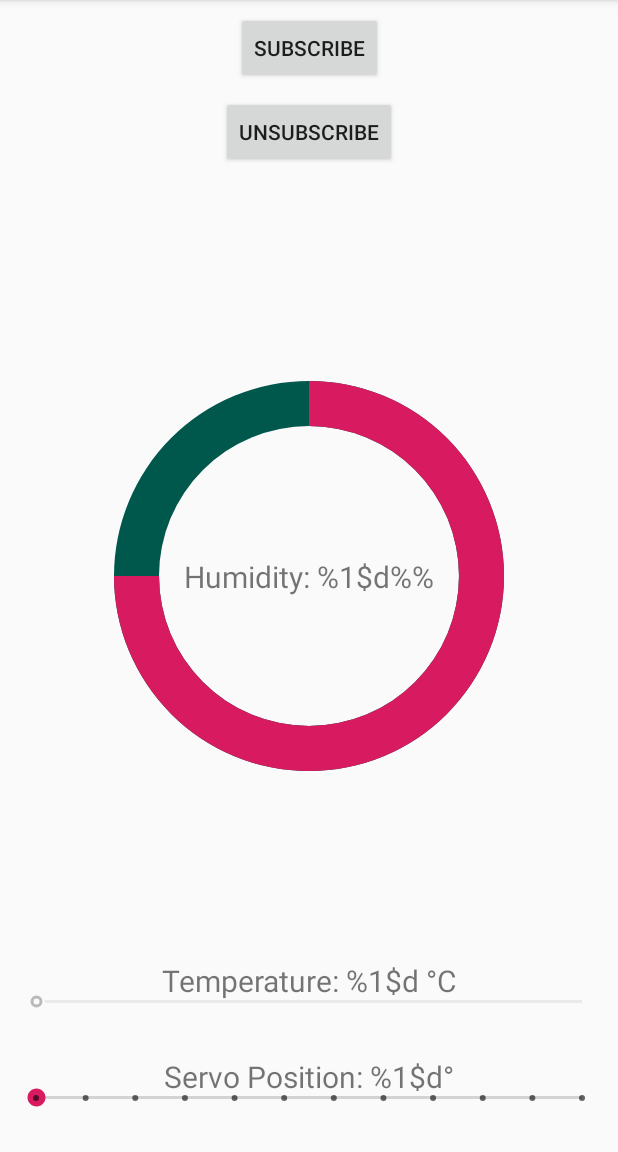
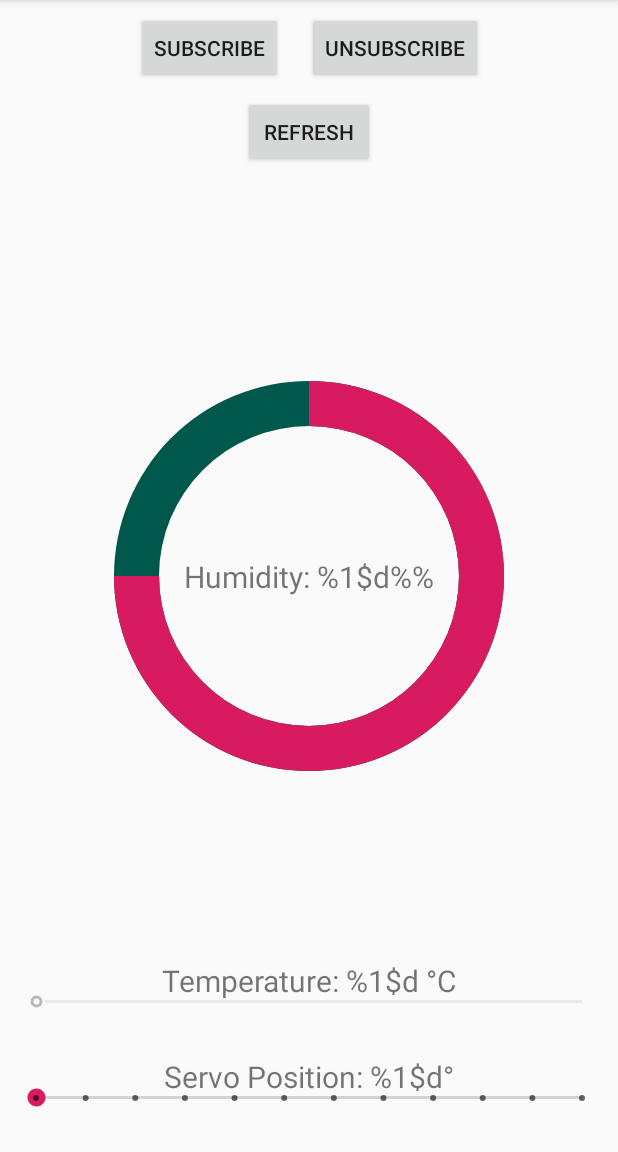
Before and after one commit to tothalex95/RoomController, an Android app: the screen it shows after launch (MainActivity), on a phone screen of 412 x 824 dp, the part 84-1236 px from its top. Run offline under Robolectric (Android 15) with nearby library versions, the phone set to English and light mode, and no system bars; our stand-ins replace Firebase (no records; nobody signed in at launch, a user with empty details on screens opened directly), RxJava; 3 statements that could not run were skipped.

Commit message:
refresh function

```diff
--- a/app/src/main/java/hu/miskolc/uni/iit/roomcontroller/MainActivity.kt
+++ b/app/src/main/java/hu/miskolc/uni/iit/roomcontroller/MainActivity.kt
@@ -69,6 +69,7 @@
 
         subscribeButton.setOnClickListener(subscribeButtonOnClickListener)
         unsubscribeButton.setOnClickListener(unsubscribeButtonOnClickListener)
+        refreshButton.setOnClickListener(refreshButtonOnClickListener)
 
         servoPositionSeekBar.setOnSeekBarChangeListener(object : SeekBar.OnSeekBarChangeListener {
             override fun onProgressChanged(seekBar: SeekBar?, progress: Int, fromUser: Boolean) = Unit
@@ -146,6 +147,11 @@
                 }
     }
 
+    private val refreshButtonOnClickListener = View.OnClickListener {
+        measurementViewModel.refreshMeasurement()
+        servoViewModel.refreshServoPosition()
+    }
+
     override fun getLifecycle(): Lifecycle {
         return lifecycleRegistry
     }
--- a/app/src/main/java/hu/miskolc/uni/iit/roomcontroller/presentation/viewmodel/MeasurementViewModel.kt
+++ b/app/src/main/java/hu/miskolc/uni/iit/roomcontroller/presentation/viewmodel/MeasurementViewModel.kt
@@ -13,14 +13,18 @@
 
     private val measurement: MutableLiveData<Measurement> by lazy {
         MutableLiveData<Measurement>().also {
-            getMeasurement(
-                onSuccess = {measurement.value = it},
-                onError = {},
-                params = Any()
-            )
+            refreshMeasurement()
         }
     }
 
     fun measurement(): LiveData<Measurement> = measurement
 
+    fun refreshMeasurement() {
+        getMeasurement(
+                onSuccess = {measurement.value = it},
+                onError = {},
+                params = Any()
+        )
+    }
+
 }
--- a/app/src/main/java/hu/miskolc/uni/iit/roomcontroller/presentation/viewmodel/ServoViewModel.kt
+++ b/app/src/main/java/hu/miskolc/uni/iit/roomcontroller/presentation/viewmodel/ServoViewModel.kt
@@ -13,11 +13,7 @@
 
     private val servoPosition: MutableLiveData<ServoPosition> by lazy {
         MutableLiveData<ServoPosition>().also {
-            getServoPosition(
-                    onSuccess = { servoPosition.value = it },
-                    onError = {},
-                    params = Any()
-            )
+            refreshServoPosition()
         }
     }
 
@@ -31,4 +27,12 @@
         )
     }
 
+    fun refreshServoPosition() {
+        getServoPosition(
+                onSuccess = { servoPosition.value = it },
+                onError = {},
+                params = Any()
+        )
+    }
+
 }
--- a/app/src/main/res/layout/activity_main.xml
+++ b/app/src/main/res/layout/activity_main.xml
@@ -5,6 +5,14 @@
     android:layout_width="match_parent"
     android:layout_height="match_parent"
     tools:context=".MainActivity">
+
+    <LinearLayout
+        android:id="@+id/linearLayout"
+        android:layout_width="wrap_content"
+        android:layout_height="wrap_content"
+        app:layout_constraintStart_toStartOf="parent"
+        app:layout_constraintEnd_toEndOf="parent"
+        app:layout_constraintTop_toTopOf="parent">
 
         <Button
             android:id="@+id/subscribeButton"
@@ -14,7 +22,6 @@
             android:layout_marginTop="8dp"
             android:layout_marginEnd="8dp"
             android:text="@string/subscribe"
-        app:layout_constraintEnd_toEndOf="parent"
             app:layout_constraintStart_toStartOf="parent"
             app:layout_constraintTop_toTopOf="parent" />
 
@@ -26,9 +33,22 @@
             android:layout_marginTop="8dp"
             android:layout_marginEnd="8dp"
             android:text="@string/unsubscribe"
-        app:layout_constraintEnd_toEndOf="parent"
+            app:layout_constraintStart_toEndOf="@id/subscribeButton"
+            app:layout_constraintTop_toTopOf="parent" />
+
+    </LinearLayout>
+
+    <Button
+        android:id="@+id/refreshButton"
+        android:layout_width="wrap_content"
+        android:layout_height="wrap_content"
+        android:layout_marginStart="8dp"
+        android:layout_marginTop="8dp"
+        android:layout_marginEnd="8dp"
+        android:text="@string/refresh"
+        app:layout_constraintTop_toBottomOf="@id/linearLayout"
         app:layout_constraintStart_toStartOf="parent"
-        app:layout_constraintTop_toBottomOf="@+id/subscribeButton" />
+        app:layout_constraintEnd_toEndOf="parent"/>
 
     <androidx.constraintlayout.widget.ConstraintLayout
         android:layout_width="wrap_content"
--- a/app/src/main/res/values/strings.xml
+++ b/app/src/main/res/values/strings.xml
@@ -3,6 +3,7 @@
 
     <string name="subscribe">Subscribe</string>
     <string name="unsubscribe">Unsubscribe</string>
+    <string name="refresh">Refresh</string>
 
     <string name="subscribeSuccess">Successfully subscribed to measurements topic.</string>
     <string name="subscribeFail">Failed to subscribe to measurements topic.</string>
```
Lines whose indentation alone changed are shown as unchanged.
